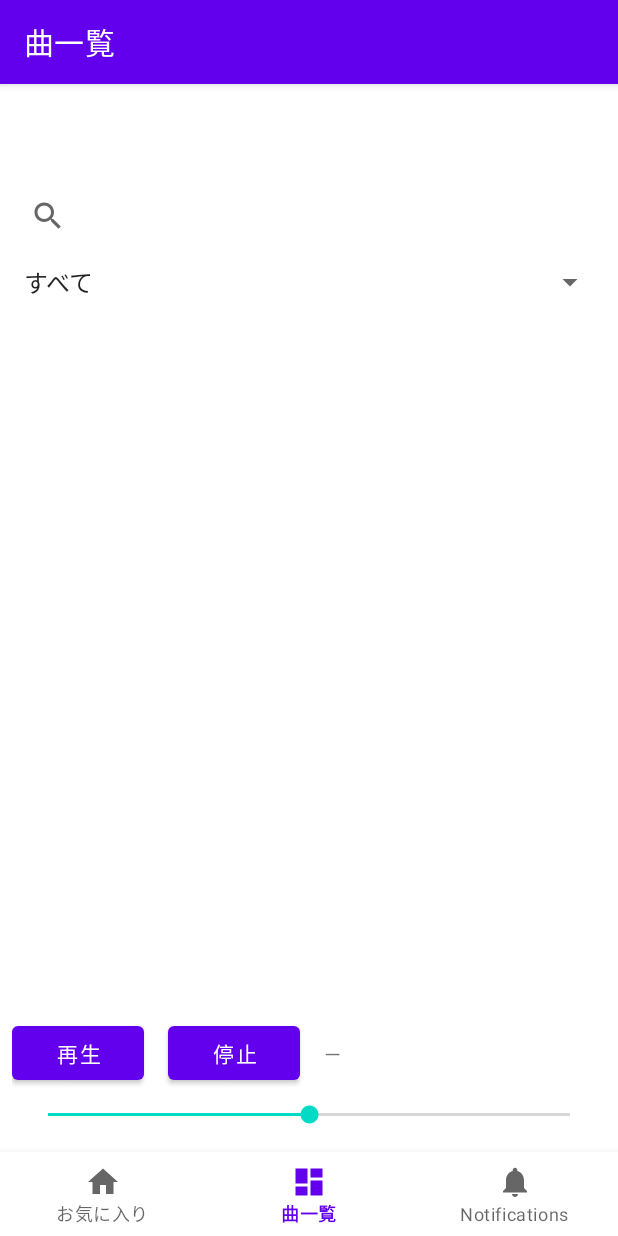
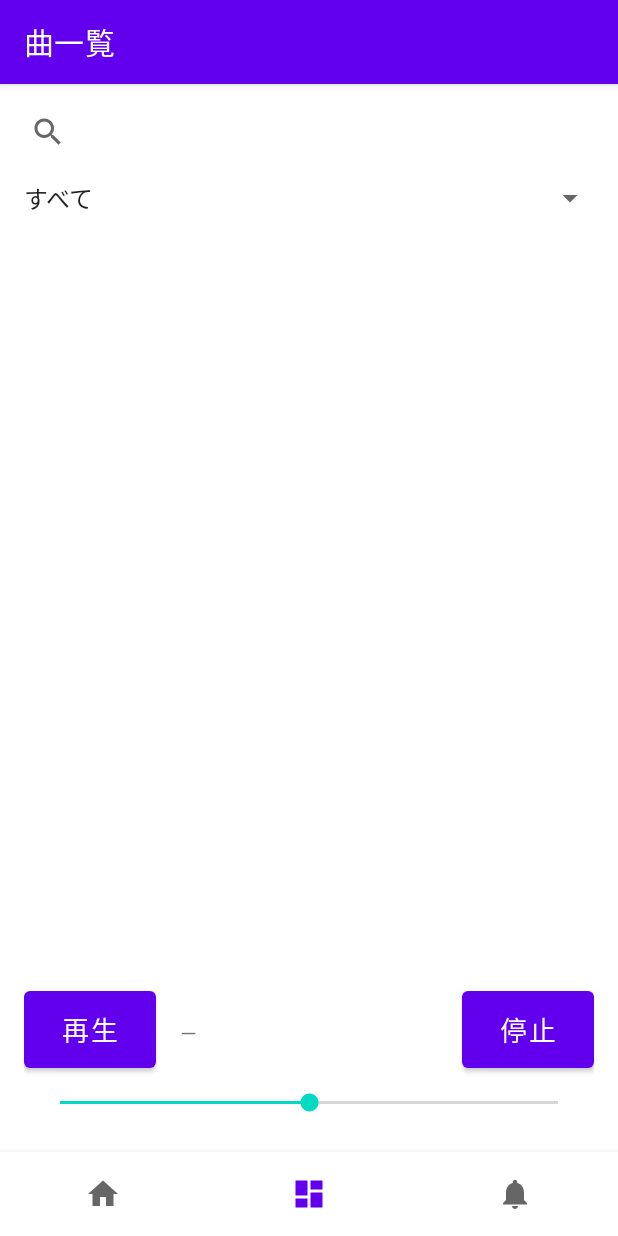
Before and after one commit to tktomaru/BikeMusic, an Android app: the DashboardFragment screen opened through its navigation route, on a phone screen of 412 x 824 dp. Run offline under Robolectric (Android 15) with nearby library versions, the phone set to English and light mode, and no system bars; our stand-ins replace Room's generated code, navigation-ui.

Commit message:
音量再生・停止のバグ修正・レイアウト不備修正

```diff
--- a/app/src/main/java/jp/tukutano/musicapplication/ui/dashboard/DashboardFragment.java
+++ b/app/src/main/java/jp/tukutano/musicapplication/ui/dashboard/DashboardFragment.java
@@ -151,7 +151,6 @@ public class DashboardFragment extends Fragment {
             Intent stop = new Intent(requireContext(), MusicService.class)
                     .setAction(MusicService.ACTION_STOP);
             requireContext().startService(stop);
-            mediaPlayer.reset();
         });
 
 
--- a/app/src/main/res/layout/activity_main.xml
+++ b/app/src/main/res/layout/activity_main.xml
@@ -4,15 +4,19 @@
     android:id="@+id/container"
     android:layout_width="match_parent"
     android:layout_height="match_parent"
-    android:paddingTop="?attr/actionBarSize">
+    android:layout_margin="0dp">
 
     <com.google.android.material.bottomnavigation.BottomNavigationView
         android:id="@+id/nav_view"
         android:layout_width="0dp"
         android:layout_height="wrap_content"
-        android:layout_marginStart="0dp"
-        android:layout_marginEnd="0dp"
+        android:layout_margin="0dp"
+        android:padding="0dp"
         android:background="?android:attr/windowBackground"
+        app:labelVisibilityMode="unlabeled"
+        app:itemIconSize="24dp"
+        app:itemPaddingTop="8dp"
+        app:itemPaddingBottom="8dp"
         app:layout_constraintBottom_toBottomOf="parent"
         app:layout_constraintLeft_toLeftOf="parent"
         app:layout_constraintRight_toRightOf="parent"
@@ -23,6 +27,7 @@
         android:name="androidx.navigation.fragment.NavHostFragment"
         android:layout_width="match_parent"
         android:layout_height="0dp"
+        android:layout_margin="8dp"
         app:defaultNavHost="true"
         app:layout_constraintBottom_toTopOf="@id/nav_view"
         app:layout_constraintLeft_toLeftOf="parent"
--- a/app/src/main/res/layout/fragment_dashboard.xml
+++ b/app/src/main/res/layout/fragment_dashboard.xml
@@ -17,13 +17,12 @@
         app:layout_constraintBottom_toTopOf="@+id/playerControls"
         app:layout_constraintStart_toStartOf="parent"
         app:layout_constraintEnd_toEndOf="parent"
-        android:padding="8dp"
         >
         <androidx.appcompat.widget.SearchView
             android:id="@+id/searchView"
             android:layout_width="match_parent"
             android:layout_height="wrap_content"
-            android:queryHint="曲名・アーティストで検索" />
+            android:queryHint="曲名・アーティストで検索"/>
 
         <!-- アーティスト絞り込みプルダウン -->
         <Spinner
@@ -56,14 +55,10 @@
             android:id="@+id/btnPlay"
             android:layout_width="wrap_content"
             android:layout_height="wrap_content"
+            android:textSize="18sp"
+            android:paddingHorizontal="16dp"
+            android:paddingVertical="12dp"
             android:text="再生" />
-
-        <Button
-            android:id="@+id/btnStop"
-            android:layout_width="wrap_content"
-            android:layout_height="wrap_content"
-            android:layout_marginStart="16dp"
-            android:text="停止" />
 
         <TextView
             android:id="@+id/tvNowPlaying"
@@ -74,6 +69,15 @@
             android:text="—"
             android:ellipsize="end"
             android:singleLine="true"/>
+
+        <Button
+            android:id="@+id/btnStop"
+            android:layout_width="wrap_content"
+            android:layout_height="wrap_content"
+            android:paddingHorizontal="16dp"
+            android:paddingVertical="12dp"
+            android:textSize="18sp"
+            android:text="停止" />
     </LinearLayout>
 
     <SeekBar
--- a/app/src/main/res/layout/item_song.xml
+++ b/app/src/main/res/layout/item_song.xml
@@ -3,7 +3,7 @@
     android:layout_width="match_parent"
     android:layout_height="wrap_content"
     android:orientation="horizontal"
-    android:padding="12dp">
+    android:padding="4dp">
 
     <TextView
         android:id="@+id/tvTitle"
```
Also changed, not shown: app/src/main/java/jp/tukutano/musicapplication/ui/home/HomeFragment.java (+0 -8 lines), app/src/main/res/layout/fragment_home.xml (+12 -7 lines).
